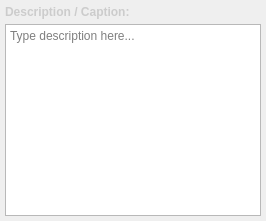
The window that annotation_tool/ui/description/description_annotation_panel.ui (OpenSportsLab/VideoAnnotationTool) describes before a commit, drawn with Qt 5.
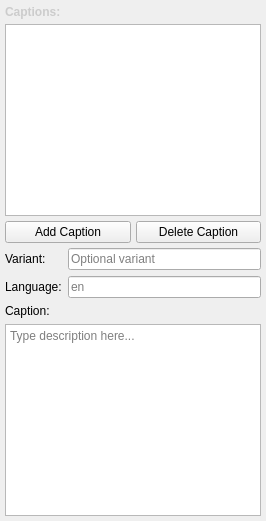
The same window after the commit.

Commit message: feat: Enhance Description editor with ordered caption management and UI improvements

```diff
--- a/annotation_tool/ui/description/description_annotation_panel.ui
+++ b/annotation_tool/ui/description/description_annotation_panel.ui
@@ -24,15 +24,103 @@
       <string notr="true">font-weight: bold; color: #ccc;</string>
      </property>
      <property name="text">
-      <string>Description / Caption:</string>
+      <string>Captions:</string>
      </property>
     </widget>
    </item>
    <item>
+    <widget class="QListWidget" name="descCaptionsList">
+     <property name="maximumHeight">
+      <number>150</number>
+     </property>
+     <property name="alternatingRowColors">
+      <bool>true</bool>
+     </property>
+     <property name="selectionMode">
+      <enum>QAbstractItemView::SelectionMode::SingleSelection</enum>
+     </property>
+    </widget>
+   </item>
+   <item>
+    <layout class="QHBoxLayout" name="captionActionsLayout">
+     <item>
+      <widget class="QPushButton" name="descAddCaptionBtn">
+       <property name="text">
+        <string>Add Caption</string>
+       </property>
+      </widget>
+     </item>
+     <item>
+      <widget class="QPushButton" name="descDeleteCaptionBtn">
+       <property name="text">
+        <string>Delete Caption</string>
+       </property>
+      </widget>
+     </item>
+    </layout>
+   </item>
+   <item>
+    <widget class="QWidget" name="captionDetailWidget" native="true">
+     <layout class="QVBoxLayout" name="captionDetailLayout">
+      <property name="leftMargin">
+       <number>0</number>
+      </property>
+      <property name="topMargin">
+       <number>0</number>
+      </property>
+      <property name="rightMargin">
+       <number>0</number>
+      </property>
+      <property name="bottomMargin">
+       <number>0</number>
+      </property>
+      <item>
+       <layout class="QFormLayout" name="captionMetadataLayout">
+        <item row="0" column="0">
+         <widget class="QLabel" name="descVariantLabel">
+          <property name="text">
+           <string>Variant:</string>
+          </property>
+         </widget>
+        </item>
+        <item row="0" column="1">
+         <widget class="QLineEdit" name="descVariantEdit">
+          <property name="placeholderText">
+           <string>Optional variant</string>
+          </property>
+         </widget>
+        </item>
+        <item row="1" column="0">
+         <widget class="QLabel" name="descLanguageLabel">
+          <property name="text">
+           <string>Language:</string>
+          </property>
+         </widget>
+        </item>
+        <item row="1" column="1">
+         <widget class="QLineEdit" name="descLanguageEdit">
+          <property name="placeholderText">
+           <string>en</string>
+          </property>
+         </widget>
+        </item>
+       </layout>
+      </item>
+      <item>
+       <widget class="QLabel" name="descTextLabel">
+        <property name="text">
+         <string>Caption:</string>
+        </property>
+       </widget>
+      </item>
+      <item>
     <widget class="QTextEdit" name="descCaptionEdit">
      <property name="placeholderText">
       <string>Type description here...</string>
      </property>
+    </widget>
+      </item>
+     </layout>
     </widget>
    </item>
   </layout>
```
The commit also changes 13 other files.
